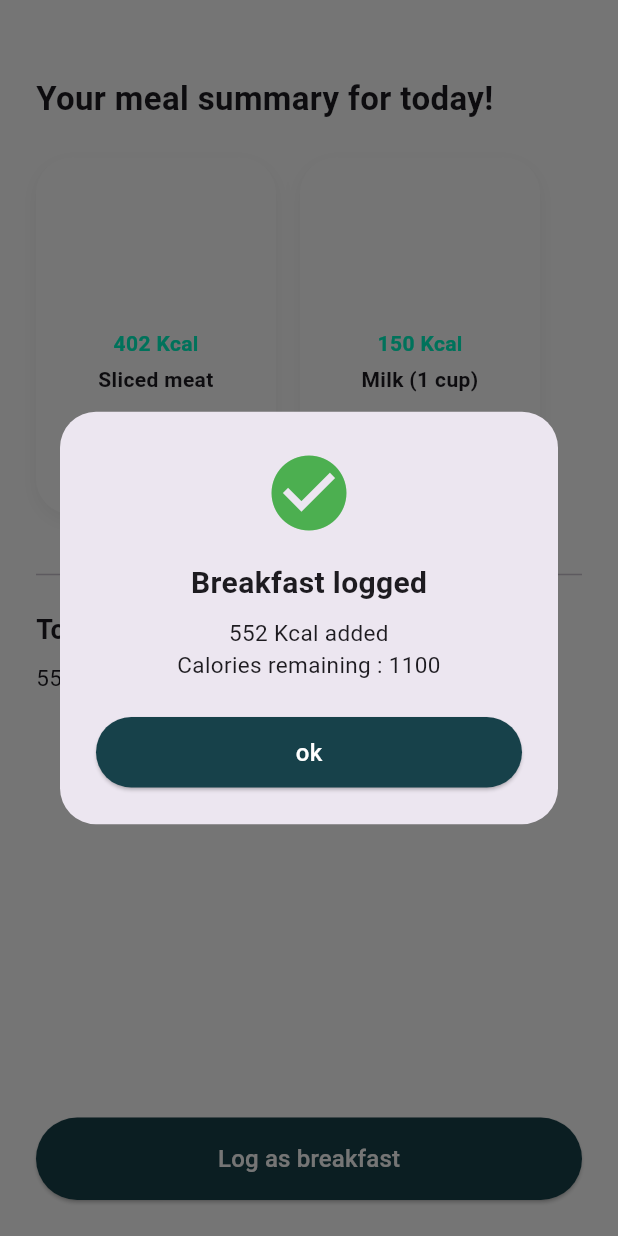
After one commit to LilEurey/NutrixApp, a Flutter app: the MealSummaryScreen screen opened by its route, after a tap on "Log as breakfast", on a phone screen of 412 x 824 dp. The commit adds this screen. Run offline on Flutter 3.47's test engine with Material 3 defaults, Android fonts, the light colour scheme and no system bars; Roboto replaces fonts that are missing (Poppins).

Commit message:
fix color add page

```diff
--- a/frontend/lib/main.dart
+++ b/frontend/lib/main.dart
@@ -4,6 +4,7 @@ import 'package:frontend/screens/delete_account.dart';
 import 'package:frontend/screens/delete_data.dart' show DeleteDataScreen;
 import 'package:frontend/screens/healthy_habits_screen.dart';
 import 'package:frontend/screens/home/home_screen.dart';
+import 'package:frontend/screens/mealsummary.dart';
 import 'package:frontend/screens/privacy.dart';
 import 'package:frontend/screens/progress_screen.dart';
 import 'package:frontend/screens/safety.dart';
@@ -23,6 +24,8 @@ import 'screens/healthy_habits_screen.dart';
 import 'screens/profile.dart';
 import 'screens/account.dart';
 import 'screens/fillname.dart';
+import 'screens/newuserhome_screen.dart';
+import 'screens/mealsummary.dart';
 
 void main() {
   runApp(const NutrixApp());
@@ -66,6 +69,8 @@ class NutrixApp extends StatelessWidget {
         '/privacy': (context) => const PrivacySettingsScreen(),
         '/deleteaccount': (context) => const DeleteAccountScreen(),
         '/deletedata': (context) => const DeleteDataScreen(),
+        '/newuser': (context) => const PersonalizedMealPlanScreen(),
+        '/summary': (context) => const MealSummaryScreen(),
       },
 
       debugShowCheckedModeBanner: false,
--- a/frontend/lib/screens/activity_screen.dart
+++ b/frontend/lib/screens/activity_screen.dart
@@ -27,6 +27,8 @@ class _ActivityScreenState extends State<ActivityScreen> {
               // GOALS label + step progress
               Column(
                 children: [
+                  const SizedBox(height: 50),
+
                   const Text(
                     'GOALS',
                     style: TextStyle(
--- a/frontend/lib/screens/barriers_screen.dart
+++ b/frontend/lib/screens/barriers_screen.dart
@@ -45,6 +45,8 @@ class _BarriersScreenState extends State<BarriersScreen> {
               // GOALS label and step progress
               Column(
                 children: const [
+                  const SizedBox(height: 50),
+
                   Text(
                     'GOALS',
                     style: TextStyle(
--- a/frontend/lib/screens/create_account_screen.dart
+++ b/frontend/lib/screens/create_account_screen.dart
@@ -21,6 +21,8 @@ class CreateAccountScreen extends StatelessWidget {
               // GOALS Label + Progress
               Column(
                 children: [
+                  const SizedBox(height: 50),
+
                   const Text(
                     'GOALS',
                     style: TextStyle(
--- a/frontend/lib/screens/healthy_habits_screen.dart
+++ b/frontend/lib/screens/healthy_habits_screen.dart
@@ -42,7 +42,7 @@ class _HealthyHabitsScreenState extends State<HealthyHabitsScreen> {
           child: Column(
             crossAxisAlignment: CrossAxisAlignment.start,
             children: [
-              const SizedBox(height: 16),
+              const SizedBox(height: 50),
               Column(
                 children: [
                   const Text(
--- /dev/null
+++ b/frontend/lib/screens/mealsummary.dart
@@ -0,0 +1,167 @@
+import 'package:flutter/material.dart';
+import '../widgets/log_meal.dart';
+
+class MealSummaryScreen extends StatelessWidget {
+  const MealSummaryScreen({super.key});
+
+  @override
+  Widget build(BuildContext context) {
+    return Scaffold(
+      body: SafeArea(
+        child: Padding(
+          padding: const EdgeInsets.symmetric(horizontal: 24),
+          child: Column(
+            crossAxisAlignment: CrossAxisAlignment.start,
+            children: [
+              const SizedBox(height: 50),
+              const Text(
+                'Your meal summary for today!',
+                style: TextStyle(fontSize: 22, fontWeight: FontWeight.w600),
+              ),
+              const SizedBox(height: 24),
+
+              // Meal Cards
+              SingleChildScrollView(
+                scrollDirection: Axis.horizontal,
+                child: Row(
+                  children: const [
+                    MealCard(
+                      imagePath: '',
+                      kcal: 402,
+                      title: 'Sliced meat',
+                      protein: '7gm',
+                      fat: '20gm',
+                      fibre: '5gm',
+                    ),
+                    SizedBox(width: 16),
+                    MealCard(
+                      imagePath: '',
+                      kcal: 150,
+                      title: 'Milk (1 cup)',
+                      protein: '8gm',
+                      fat: '5gm',
+                      fibre: '12gm',
+                    ),
+                  ],
+                ),
+              ),
+
+              const SizedBox(height: 32),
+              const Divider(thickness: 1),
+
+              const SizedBox(height: 16),
+              const Text(
+                'Total',
+                style: TextStyle(fontWeight: FontWeight.bold, fontSize: 18),
+              ),
+              const SizedBox(height: 8),
+              const Text(
+                '552 Kcal  |  protein 15kg  |  fat 25kg  |  carbs 17kg',
+                style: TextStyle(fontSize: 15),
+              ),
+
+              const Spacer(),
+
+              SizedBox(
+                width: double.infinity,
+                child: ElevatedButton(
+                  onPressed: () {
+                    showDialog(
+                      context: context,
+                      builder: (BuildContext context) {
+                        return const BreakfastLoggedDialog();
+                      },
+                    );
+                  },
+
+                  style: ElevatedButton.styleFrom(
+                    backgroundColor: const Color(0xFF17414A),
+                    shape: RoundedRectangleBorder(
+                      borderRadius: BorderRadius.circular(32),
+                    ),
+                    padding: const EdgeInsets.symmetric(vertical: 16),
+                  ),
+                  child: const Text(
+                    'Log as breakfast',
+                    style: TextStyle(fontSize: 16, color: Colors.white),
+                  ),
+                ),
+              ),
+
+              const SizedBox(height: 24),
+            ],
+          ),
+        ),
+      ),
+    );
+  }
+}
+
+class MealCard extends StatelessWidget {
+  final String imagePath;
+  final int kcal;
+  final String title;
+  final String protein;
+  final String fat;
+  final String fibre;
+
+  const MealCard({
+    super.key,
+    required this.imagePath,
+    required this.kcal,
+    required this.title,
+    required this.protein,
+    required this.fat,
+    required this.fibre,
+  });
+
+  @override
+  Widget build(BuildContext context) {
+    return Container(
+      width: 160,
+      padding: const EdgeInsets.all(12),
+      decoration: BoxDecoration(
+        borderRadius: BorderRadius.circular(24),
+        color: Colors.white,
+        boxShadow: [
+          BoxShadow(
+            blurRadius: 10,
+            color: Colors.black.withOpacity(0.05),
+            offset: const Offset(0, 4),
+          ),
+        ],
+      ),
+      child: Column(
+        children: [
+          ClipRRect(
+            borderRadius: BorderRadius.circular(60),
+            child: Image.asset(
+              imagePath,
+              width: 90,
+              height: 90,
+              fit: BoxFit.cover,
+            ),
+          ),
+          const SizedBox(height: 12),
+          Text(
+            '$kcal Kcal',
+            style: const TextStyle(
+              fontWeight: FontWeight.bold,
+              color: const Color(0xFF01F9C6),
+            ),
+          ),
+          const SizedBox(height: 4),
+          Text(
+            title,
+            textAlign: TextAlign.center,
+            style: const TextStyle(fontWeight: FontWeight.bold),
+          ),
+          const SizedBox(height: 8),
+          Text('Protein $protein'),
+          Text('Fat $fat'),
+          Text('Fibre $fibre'),
+        ],
+      ),
+    );
+  }
+}
--- a/frontend/lib/screens/physical_stats_screen.dart
+++ b/frontend/lib/screens/physical_stats_screen.dart
@@ -24,7 +24,7 @@ class _PhysicalStatsScreenState extends State<PhysicalStatsScreen> {
           child: Column(
             crossAxisAlignment: CrossAxisAlignment.start,
             children: [
-              const SizedBox(height: 16),
+              const SizedBox(height: 50),
 
               // GOALS label and step progress
               const Center(
--- a/frontend/lib/screens/planmeal_seq_screen.dart
+++ b/frontend/lib/screens/planmeal_seq_screen.dart
@@ -23,7 +23,7 @@ class _PlanmealSeqScreenState extends State<PlanmealSeqScreen> {
           child: Column(
             crossAxisAlignment: CrossAxisAlignment.start,
             children: [
-              const SizedBox(height: 16),
+              const SizedBox(height: 50),
               // GOALS label + step progress
               Column(
                 children: [
--- a/frontend/lib/screens/user_goal_screen.dart
+++ b/frontend/lib/screens/user_goal_screen.dart
@@ -25,6 +25,8 @@ class _UserGoalScreenState extends State<UserGoalScreen> {
               const SizedBox(height: 16),
 
               // GOALS label + step progress
+              const SizedBox(height: 50),
+
               const Center(
                 child: Text(
                   'GOALS',
--- a/frontend/lib/screens/user_info_screen.dart
+++ b/frontend/lib/screens/user_info_screen.dart
@@ -25,7 +25,8 @@ class _UserInfoScreenState extends State<UserInfoScreen> {
             children: [
               const SizedBox(height: 16),
 
-              // GOALS label and progress bar
+              const SizedBox(height: 50),
+
               const Center(
                 child: Text(
                   'GOALS',
--- a/frontend/lib/screens/weekly_goal_screen.dart
+++ b/frontend/lib/screens/weekly_goal_screen.dart
@@ -28,7 +28,7 @@ class _WeeklyGoalScreenState extends State<WeeklyGoalScreen> {
           child: Column(
             crossAxisAlignment: CrossAxisAlignment.start,
             children: [
-              const SizedBox(height: 16),
+              const SizedBox(height: 50),
               // GOALS label + step progress
               Column(
                 children: [
--- /dev/null
+++ b/frontend/lib/widgets/log_meal.dart
@@ -0,0 +1,53 @@
+import 'package:flutter/material.dart';
+
+class BreakfastLoggedDialog extends StatelessWidget {
+  const BreakfastLoggedDialog({super.key});
+
+  @override
+  Widget build(BuildContext context) {
+    return Dialog(
+      shape: RoundedRectangleBorder(borderRadius: BorderRadius.circular(24)),
+      insetPadding: const EdgeInsets.symmetric(horizontal: 40),
+      child: Padding(
+        padding: const EdgeInsets.all(24),
+        child: Column(
+          mainAxisSize: MainAxisSize.min,
+          children: [
+            const Icon(Icons.check_circle, size: 60, color: Colors.green),
+            const SizedBox(height: 16),
+            const Text(
+              'Breakfast logged',
+              style: TextStyle(fontSize: 20, fontWeight: FontWeight.bold),
+            ),
+            const SizedBox(height: 8),
+            const Text(
+              '552 Kcal added\nCalories remaining : 1100',
+              textAlign: TextAlign.center,
+              style: TextStyle(fontSize: 15),
+            ),
+            const SizedBox(height: 24),
+            SizedBox(
+              width: double.infinity,
+              child: ElevatedButton(
+                onPressed: () {
+                  Navigator.pop(context);
+                },
+                style: ElevatedButton.styleFrom(
+                  backgroundColor: const Color(0xFF17414A),
+                  shape: RoundedRectangleBorder(
+                    borderRadius: BorderRadius.circular(32),
+                  ),
+                  padding: const EdgeInsets.symmetric(vertical: 12),
+                ),
+                child: const Text(
+                  'ok',
+                  style: TextStyle(fontSize: 16, color: Colors.white),
+                ),
+              ),
+            ),
+          ],
+        ),
+      ),
+    );
+  }
+}
--- a/frontend/pubspec.yaml
+++ b/frontend/pubspec.yaml
@@ -54,6 +54,8 @@ flutter:
   assets:
     - assets/images/profilePic.jpg
     - assets/images/
+    - assets/images/topleft.png
+    - assets/images/underright.png
 
   # The following line ensures that the Material Icons font is
   # included with your application, so that you can use the icons in
```
Also changed, not shown: frontend/lib/screens/fillname.dart (+11 -10 lines), frontend/lib/screens/newuserhome_screen.dart (added, +149 -0 lines), frontend/lib/screens/welcomepage.dart (+24 -6 lines), frontend/assets/images/topleft.png (added), frontend/assets/images/underright.png (added).
